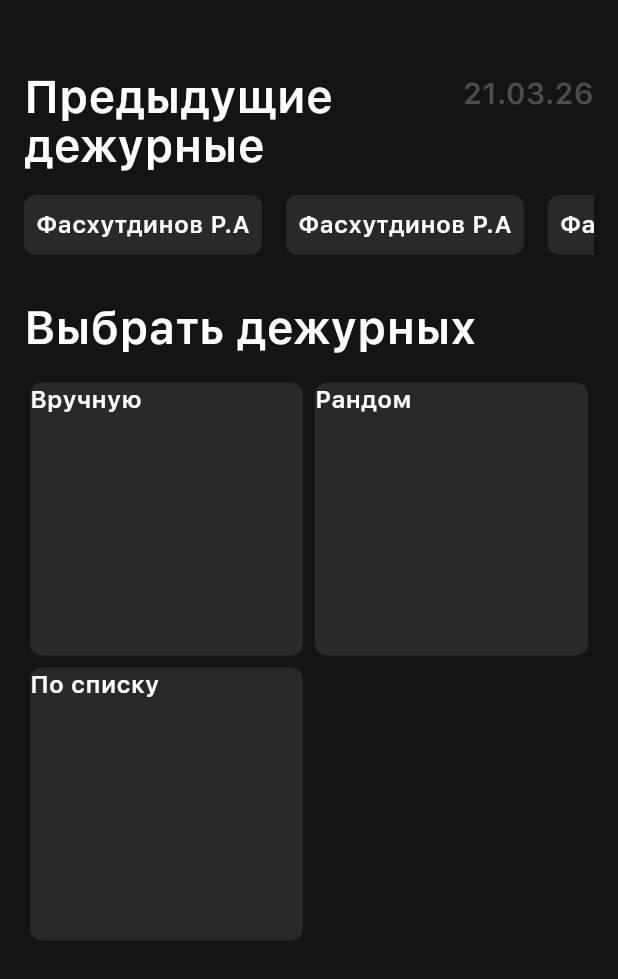
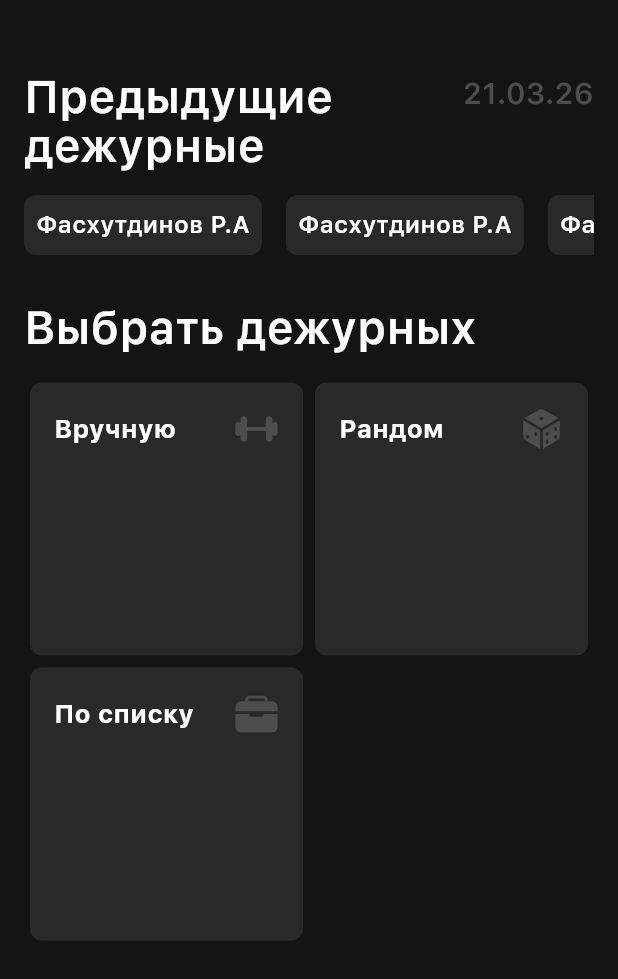
Before and after one commit to Sosisska123/duty-selector, a Flutter app: the screen it shows after launch, on a phone screen of 412 x 824 dp. Shown: the top 979 px of the screen. Run offline on Flutter 3.47's test engine with Material 3 defaults, Android fonts, the phone set to English and light mode, and no system bars; our stand-ins replace ionicons, sqflite; accounts and stored records are empty.

Commit message:
feat: update card viusals

```diff
--- a/lib/components/action_selection_card.dart
+++ b/lib/components/action_selection_card.dart
@@ -2,10 +2,15 @@ import 'package:duty_selector/design.dart';
 import 'package:flutter/material.dart';
 
 class ActionSelectionCard extends StatelessWidget {
-  const ActionSelectionCard({super.key, required this.text});
+  const ActionSelectionCard({
+    super.key,
+    required this.text,
+    required this.icon,
+  });
 
   static const double boxSize = 30;
   final String text;
+  final Icon icon;
 
   @override
   Widget build(BuildContext context) {
@@ -16,7 +21,21 @@ class ActionSelectionCard extends StatelessWidget {
         borderRadius: BorderRadius.circular(AppRadius.medium),
         color: AppColors.secondary,
       ),
-      child: Text(text, style: AppTextStyles.regular),
+      child: Padding(
+        padding: EdgeInsetsGeometry.all(AppSpacing.medium),
+        child: Column(
+          mainAxisAlignment: MainAxisAlignment.start,
+          children: [
+            Row(
+              mainAxisAlignment: MainAxisAlignment.spaceBetween,
+              children: [
+                Text(text, style: AppTextStyles.regularBold),
+                icon,
+              ],
+            ),
+          ],
+        ),
+      ),
     );
   }
 }
--- a/lib/components/select_duty.dart
+++ b/lib/components/select_duty.dart
@@ -2,6 +2,7 @@ import 'package:duty_selector/components/action_selection_card.dart';
 import 'package:duty_selector/components/title_text.dart';
 import 'package:duty_selector/design.dart';
 import 'package:flutter/material.dart';
+import 'package:ionicons/ionicons.dart';
 
 class SelectDuty extends StatelessWidget {
   const SelectDuty({super.key});
@@ -21,9 +22,18 @@ class SelectDuty extends StatelessWidget {
           mainAxisSpacing: AppRadius.medium,
           padding: EdgeInsets.all(AppSpacing.xsmall),
           children: [
-            ActionSelectionCard(text: "Вручную"),
-            ActionSelectionCard(text: "Рандом"),
-            ActionSelectionCard(text: "По списку"),
+            ActionSelectionCard(
+              text: "Вручную",
+              icon: Icon(Ionicons.barbell, color: AppColors.accent, size: 30),
+            ),
+            ActionSelectionCard(
+              text: "Рандом",
+              icon: Icon(Ionicons.dice, color: AppColors.accent, size: 30),
+            ),
+            ActionSelectionCard(
+              text: "По списку",
+              icon: Icon(Ionicons.briefcase, color: AppColors.accent, size: 30),
+            ),
           ],
         ),
       ],
--- a/lib/design.dart
+++ b/lib/design.dart
@@ -61,7 +61,12 @@ class AppTextStyles {
     fontWeight: FontWeight.w600,
     fontFamily: "SFPro",
   );
-
+  static const regularBold = TextStyle(
+    fontSize: 17,
+    color: AppColors.text,
+    fontWeight: FontWeight.bold,
+    fontFamily: "SFPro",
+  );
   static const regular = TextStyle(
     fontSize: 16,
     color: AppColors.text,
--- a/pubspec.yaml
+++ b/pubspec.yaml
@@ -30,6 +30,7 @@ environment:
 dependencies:
   flutter:
     sdk: flutter
+  ionicons: ^0.2.2
 
   # The following adds the Cupertino Icons font to your application.
   # Use with the CupertinoIcons class for iOS style icons.
```
Also changed, not shown: pubspec.lock.
